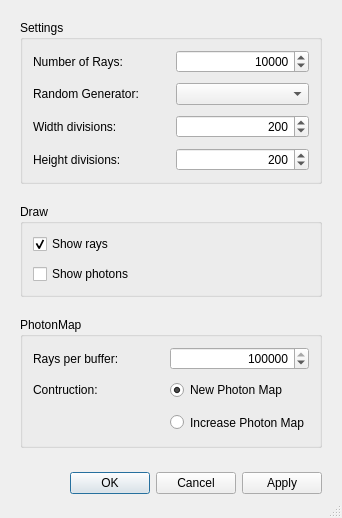
First picture: the form in source/application/widgets/RayTraceDialog.ui, repository CST-Modelling-Tools/TonatiuhPP, before the edit.
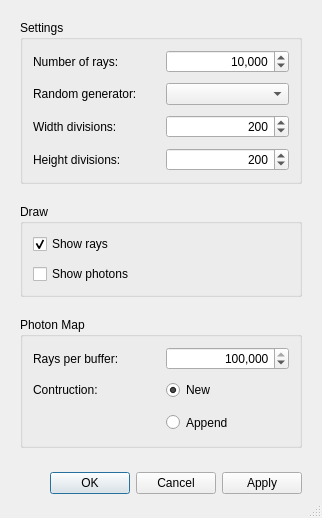
Second picture: the form after the edit.

The edit to the form file:
```diff
--- a/source/application/widgets/RayTraceDialog.ui
+++ b/source/application/widgets/RayTraceDialog.ui
@@ -6,8 +6,8 @@
    <rect>
     <x>0</x>
     <y>0</y>
-    <width>342</width>
-    <height>506</height>
+    <width>322</width>
+    <height>518</height>
    </rect>
   </property>
   <property name="windowTitle">
@@ -44,7 +44,7 @@
          </size>
         </property>
         <property name="text">
-         <string>Number of Rays:</string>
+         <string>Number of rays:</string>
         </property>
        </widget>
       </item>
@@ -62,6 +62,9 @@
         <property name="alignment">
          <set>Qt::AlignRight|Qt::AlignTrailing|Qt::AlignVCenter</set>
         </property>
+        <property name="showGroupSeparator" stdset="0">
+         <bool>true</bool>
+        </property>
         <property name="minimum">
          <number>1</number>
         </property>
@@ -85,7 +88,7 @@
          </size>
         </property>
         <property name="text">
-         <string>Random Generator:</string>
+         <string>Random generator:</string>
         </property>
        </widget>
       </item>
@@ -207,7 +210,7 @@
    <item>
     <widget class="QGroupBox" name="photonmapGroup">
      <property name="title">
-      <string>PhotonMap</string>
+      <string>Photon Map</string>
      </property>
      <layout class="QGridLayout" name="photonMapLayout">
       <property name="margin">
@@ -225,7 +228,7 @@
          </size>
         </property>
         <property name="text">
-         <string>New Photon Map</string>
+         <string>New</string>
         </property>
         <property name="checked">
          <bool>true</bool>
@@ -243,6 +246,9 @@
         <property name="alignment">
          <set>Qt::AlignRight|Qt::AlignTrailing|Qt::AlignVCenter</set>
         </property>
+        <property name="showGroupSeparator" stdset="0">
+         <bool>true</bool>
+        </property>
         <property name="minimum">
          <number>1</number>
         </property>
@@ -279,7 +285,7 @@
          </size>
         </property>
         <property name="text">
-         <string>Increase Photon Map</string>
+         <string>Append</string>
         </property>
        </widget>
       </item>
@@ -293,19 +299,6 @@
      </layout>
     </widget>
    </item>
-   <item>
-    <spacer name="verticalSpacer">
-     <property name="orientation">
-      <enum>Qt::Vertical</enum>
-     </property>
-     <property name="sizeHint" stdset="0">
-      <size>
-       <width>20</width>
-       <height>40</height>
-      </size>
-     </property>
-    </spacer>
-   </item>
    <item>
     <widget class="QDialogButtonBox" name="buttonBox">
      <property name="minimumSize">
```
Left out of the diff: 44 changed lines with no effect on the pictures.
